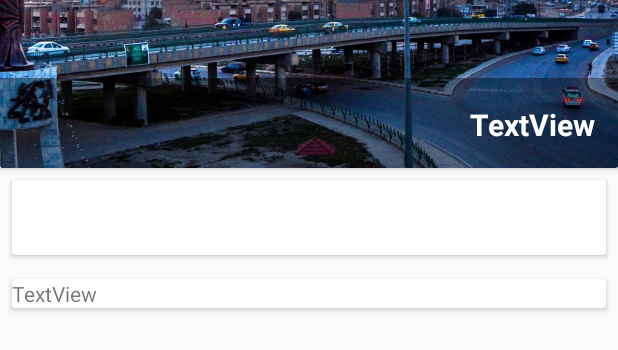
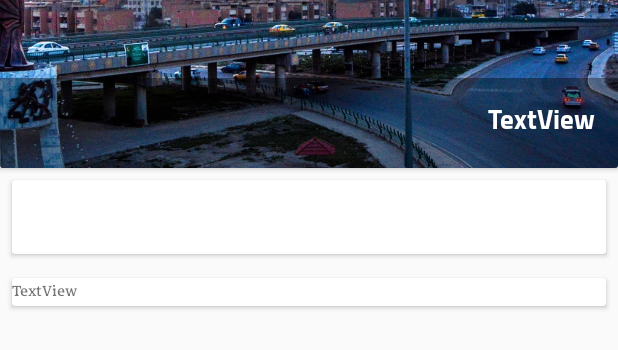
Before and after one commit to mgrmaxi/WasitGuide, an Android app: the layout activity_item_detail.xml on its own in the app's theme, with its tools: preview values and no code run, on a phone screen of 412 x 824 dp. Shown: the part 357-707 px from the top of the screen. Run offline under Robolectric (Android 15) with nearby library versions, the phone set to English and light mode, and no system bars.

Commit message:
fine point 3

```diff
--- a/app/src/main/res/layout/activity_council.xml
+++ b/app/src/main/res/layout/activity_council.xml
@@ -47,6 +47,7 @@
                 android:textColor="@color/colorPrimaryDark"
                 android:textSize="30sp"
                 android:textStyle="bold"
+                app:fontFamily="@font/cairobold"
                 tools:layout_editor_absoluteX="218dp"
                 tools:layout_editor_absoluteY="344dp" />
 
@@ -59,6 +60,7 @@
                 android:text="@string/Abuot_us_discription"
                 android:textSize="20sp"
                 android:textStyle="bold"
+                app:fontFamily="@font/markazi"
                 tools:layout_editor_absoluteX="218dp"
                 tools:layout_editor_absoluteY="344dp" />
 
@@ -74,6 +76,7 @@
                 android:textColor="@color/colorPrimaryDark"
                 android:textSize="25sp"
                 android:textStyle="bold"
+                app:fontFamily="@font/cairoregular"
                 tools:layout_editor_absoluteX="218dp"
                 tools:layout_editor_absoluteY="344dp" />
 
--- a/app/src/main/res/layout/activity_item_detail.xml
+++ b/app/src/main/res/layout/activity_item_detail.xml
@@ -46,8 +46,9 @@
                     android:padding="15dp"
                     android:text="TextView"
                     android:textColor="@android:color/white"
-                    android:textSize="20sp"
-                    android:textStyle="bold" />
+                    android:textSize="18sp"
+                    android:textStyle="bold"
+                    app:fontFamily="@font/cairobold" />
 
             </android.support.v7.widget.CardView>
 
@@ -74,7 +75,8 @@
                     android:padding="15dp"
                     android:textColor="@color/colorAccent"
                     android:textSize="14sp"
-                    android:textStyle="bold" />
+                    android:textStyle="bold"
+                    app:fontFamily="@font/markazi" />
 
             </android.support.v7.widget.CardView>
 
@@ -96,7 +98,8 @@
                     android:id="@+id/dscripTextView"
                     android:layout_width="match_parent"
                     android:layout_height="wrap_content"
-                    android:text="TextView" />
+                    android:text="TextView"
+                    app:fontFamily="@font/markazi" />
 
             </android.support.v7.widget.CardView>
         </LinearLayout>
--- a/app/src/main/res/layout/activity_locals.xml
+++ b/app/src/main/res/layout/activity_locals.xml
@@ -19,6 +19,7 @@
             android:textColor="@color/colorPrimaryDark"
             android:textSize="25sp"
             android:textStyle="bold"
+            app:fontFamily="@font/cairobold"
             tools:layout_editor_absoluteX="218dp"
             tools:layout_editor_absoluteY="344dp" />
 
--- a/app/src/main/res/layout/activity_search.xml
+++ b/app/src/main/res/layout/activity_search.xml
@@ -6,6 +6,11 @@
     android:layout_height="match_parent"
     android:orientation="vertical"
     tools:context=".SearchActivity">
+
+    <Spinner
+        android:id="@+id/spinner1"
+        android:layout_width="match_parent"
+        android:layout_height="wrap_content" />
 
     <SearchView
         android:id="@+id/searchEditText"
--- a/app/src/main/res/layout/activity_splash.xml
+++ b/app/src/main/res/layout/activity_splash.xml
@@ -79,12 +79,14 @@
         android:layout_marginLeft="8dp"
         android:layout_marginRight="8dp"
         android:layout_marginStart="8dp"
-        android:layout_marginTop="100dp"
+        android:layout_marginTop="52dp"
         android:text="دليل واسط"
         android:textColor="@android:color/white"
         android:textSize="60sp"
         android:textStyle="bold"
+        app:fontFamily="@font/cairoregular"
         app:layout_constraintEnd_toEndOf="parent"
+        app:layout_constraintHorizontal_bias="0.506"
         app:layout_constraintStart_toStartOf="parent"
         app:layout_constraintTop_toTopOf="@+id/imageView9" />
 
--- a/app/src/main/res/layout/localslayout.xml
+++ b/app/src/main/res/layout/localslayout.xml
@@ -43,7 +43,8 @@
             android:padding="10dp"
             android:text="localNametext"
             android:textSize="16sp"
-            android:textStyle="bold" />
+            android:textStyle="bold"
+            app:fontFamily="@font/cairoregular" />
     </android.support.v7.widget.CardView>
 
 </RelativeLayout>
--- a/app/src/main/res/layout/row.xml
+++ b/app/src/main/res/layout/row.xml
@@ -56,6 +56,7 @@
             android:textColor="@android:color/white"
             android:textSize="20sp"
             android:textStyle="bold"
+            app:fontFamily="@font/cairobold"
             app:layout_constraintEnd_toEndOf="parent"
             app:layout_constraintHorizontal_bias="0.974"
             app:layout_constraintStart_toStartOf="parent"
```
Also changed, not shown: app/src/main/java/com/maximilian/wasit/wasitguide/SearchActivity.java (+38 -4 lines), app/src/main/res/layout/activity_main.xml (+7 -1 lines), app/src/main/res/font/cairobold.ttf (added), app/src/main/res/font/cairoregular.ttf (added), app/src/main/res/font/markazi.ttf (added).
